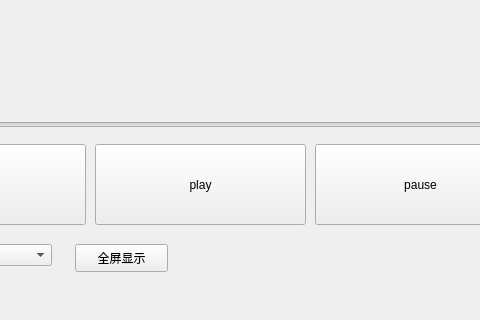
First picture: the form in clientUI.ui, repository chuchong/RTP, before the edit; both pictures show x 145 to 625 and y 476 to 796 of the 960 by 796 pixel window.
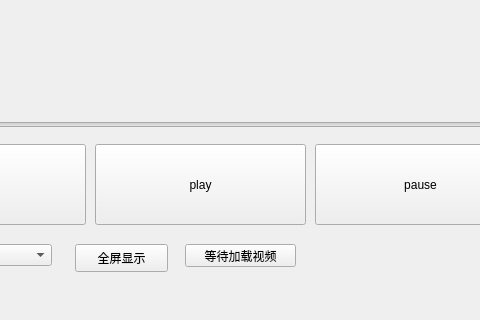
Second picture: the form after the edit.

Commit message: feature 缓冲功能

What changed in the file:
```diff
--- a/clientUI.ui
+++ b/clientUI.ui
@@ -166,6 +166,19 @@
      <string/>
     </property>
    </widget>
+   <widget class="QPushButton" name="wait">
+    <property name="geometry">
+     <rect>
+      <x>330</x>
+      <y>720</y>
+      <width>111</width>
+      <height>23</height>
+     </rect>
+    </property>
+    <property name="text">
+     <string>等待加载视频</string>
+    </property>
+   </widget>
   </widget>
   <widget class="QMenuBar" name="menubar">
    <property name="geometry">
```
The commit also changes 2 other files.
